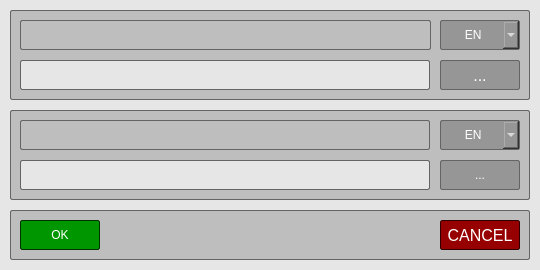
psv-git/BDOLang, file src/Forms/ChooseFilesWindow.ui: the form before one commit.
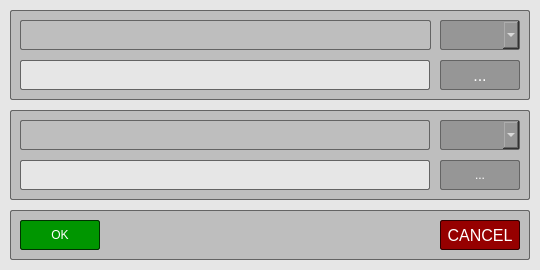
The form after the commit. Custom widgets are drawn as their Qt base class.

Diff of the .ui file:
```diff
--- a/src/Forms/ChooseFilesWindow.ui
+++ b/src/Forms/ChooseFilesWindow.ui
@@ -214,7 +214,7 @@
 </string>
     </property>
     <property name="currentText">
-     <string>      EN</string>
+     <string/>
     </property>
     <property name="maxCount">
      <number>100</number>
@@ -222,16 +222,6 @@
     <property name="frame">
      <bool>true</bool>
     </property>
-    <item>
-     <property name="text">
-      <string>      EN</string>
-     </property>
-    </item>
-    <item>
-     <property name="text">
-      <string>      RU</string>
-     </property>
-    </item>
    </widget>
   </widget>
   <widget class="QFrame" name="frame2">
@@ -398,7 +388,7 @@
 </string>
     </property>
     <property name="currentText">
-     <string>      EN</string>
+     <string/>
     </property>
     <property name="maxCount">
      <number>100</number>
@@ -406,16 +396,6 @@
     <property name="frame">
      <bool>true</bool>
     </property>
-    <item>
-     <property name="text">
-      <string>      EN</string>
-     </property>
-    </item>
-    <item>
-     <property name="text">
-      <string>      RU</string>
-     </property>
-    </item>
    </widget>
   </widget>
   <widget class="QFrame" name="frame3">
```
Left out of the diff: 4 changed lines with no effect on the pictures.
